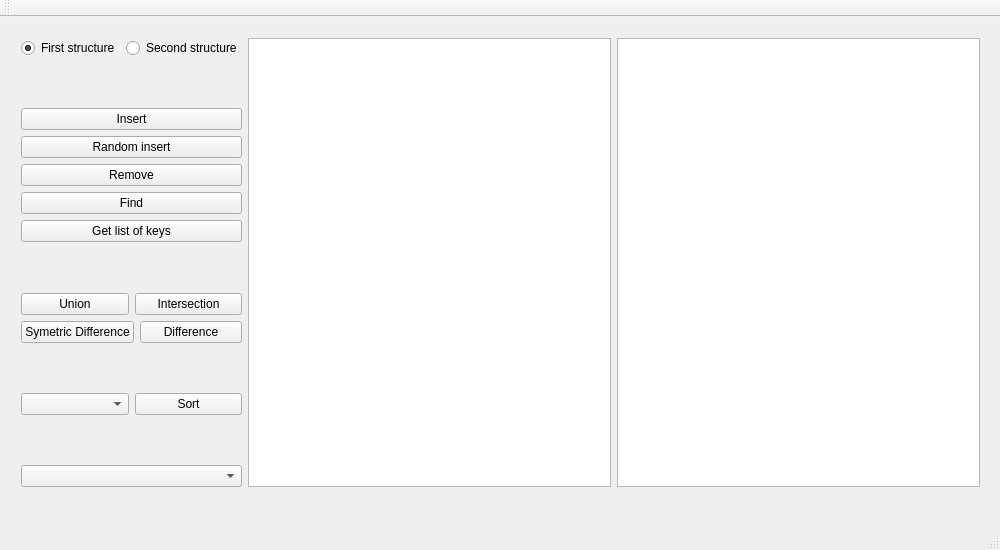
OliaKarpyshyn/exam, file exam/mainwindow.ui: the form before one commit.
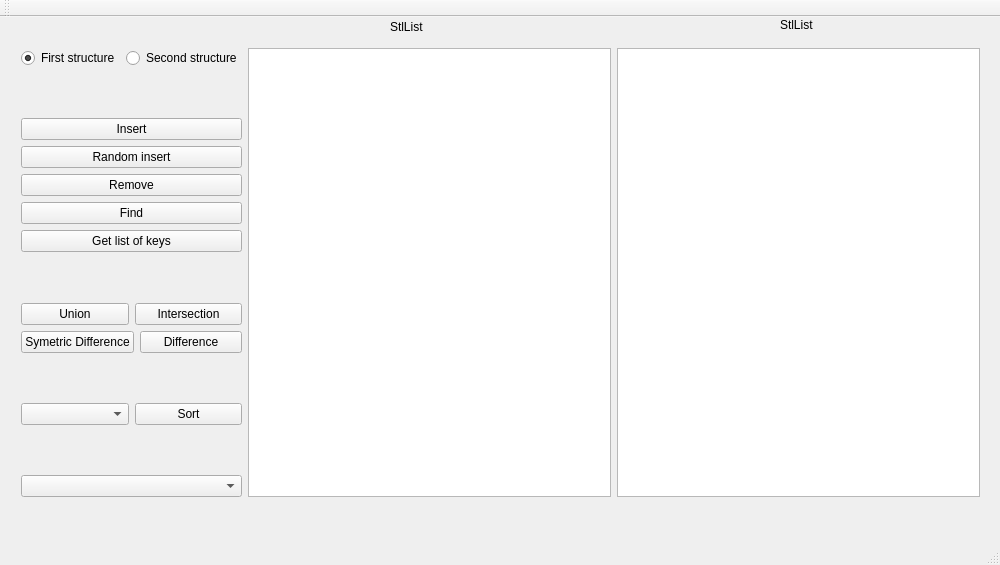
The form after the commit.

What changed in the file:
```diff
--- a/exam/mainwindow.ui
+++ b/exam/mainwindow.ui
@@ -7,7 +7,7 @@
     <x>0</x>
     <y>0</y>
     <width>1000</width>
-    <height>550</height>
+    <height>565</height>
    </rect>
   </property>
   <property name="minimumSize">
@@ -45,7 +45,7 @@
     <property name="geometry">
      <rect>
       <x>10</x>
-      <y>10</y>
+      <y>20</y>
       <width>981</width>
       <height>471</height>
      </rect>
@@ -231,6 +231,32 @@
      </item>
     </layout>
    </widget>
+   <widget class="QLabel" name="label">
+    <property name="geometry">
+     <rect>
+      <x>390</x>
+      <y>0</y>
+      <width>111</width>
+      <height>20</height>
+     </rect>
+    </property>
+    <property name="text">
+     <string>StlList</string>
+    </property>
+   </widget>
+   <widget class="QLabel" name="label_2">
+    <property name="geometry">
+     <rect>
+      <x>780</x>
+      <y>0</y>
+      <width>101</width>
+      <height>16</height>
+     </rect>
+    </property>
+    <property name="text">
+     <string>StlList</string>
+    </property>
+   </widget>
   </widget>
   <widget class="QMenuBar" name="menuBar">
    <property name="geometry">
```
